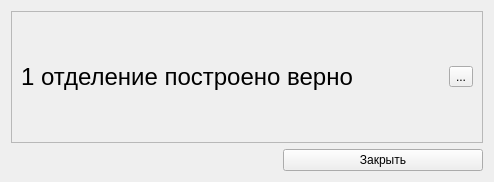
This is qt_designer_ui/task5CheckForm.ui in IvaMarin/Project-Network-Diagram-App as Qt 5 draws it before an edit. The edited form follows.
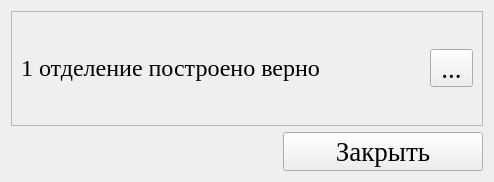
This is the edited form. Icons and pictures are not drawn.

What changed in the file:
```diff
--- a/qt_designer_ui/task5CheckForm.ui
+++ b/qt_designer_ui/task5CheckForm.ui
@@ -10,6 +10,12 @@
     <height>182</height>
    </rect>
   </property>
+  <property name="font">
+   <font>
+    <family>Times New Roman</family>
+    <pointsize>20</pointsize>
+   </font>
+  </property>
   <property name="windowTitle">
    <string>Проверка</string>
   </property>
@@ -30,8 +36,8 @@
        <rect>
         <x>0</x>
         <y>0</y>
-        <width>470</width>
-        <height>123</height>
+        <width>472</width>
+        <height>118</height>
        </rect>
       </property>
       <layout class="QGridLayout" name="gridLayout">
@@ -39,6 +45,7 @@
         <widget class="QLabel" name="labelLeft">
          <property name="font">
           <font>
+           <family>Times New Roman</family>
            <pointsize>18</pointsize>
           </font>
          </property>
```
